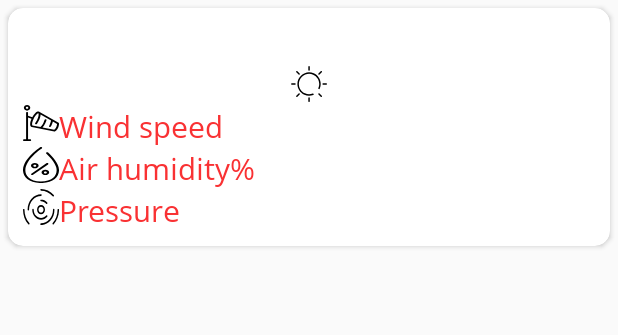
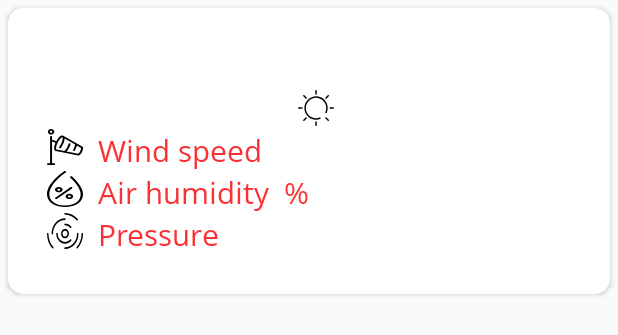
Before and after one commit to z0lk1n/NiceWeather, an Android app: the layout fragment_detail_weather.xml on its own in the app's theme, with its tools: preview values and no code run, on a phone screen of 412 x 824 dp. Shown: the top 335 px of the screen. Run offline under Robolectric (Android 15) with nearby library versions, the phone set to English and light mode, and no system bars.

```diff
--- a/app/src/main/java/online/z0lk1n/android/niceweather/MainActivity.java
+++ b/app/src/main/java/online/z0lk1n/android/niceweather/MainActivity.java
@@ -59,12 +59,12 @@ public class MainActivity extends AppCompatActivity implements FragmentNavigator
                 .findFragmentByTag(DetailWeatherFragment.NAME);
 
         if (detailWeatherFragment == null) {
-            detailWeatherFragment = DetailWeatherFragment.create("CITY");
+            detailWeatherFragment = new DetailWeatherFragment();
         }
 
         getFragmentManager()
                 .beginTransaction()
-                .replace(R.id.fragment_container, detailWeatherFragment, DetailWeatherFragment.NAME)
+                .add(R.id.fragment_container, detailWeatherFragment, DetailWeatherFragment.NAME)
                 .commit();
     }
 
@@ -119,7 +119,7 @@ public class MainActivity extends AppCompatActivity implements FragmentNavigator
                     .show(detailWeatherFragment)
                     .commit();
         } else {
-            detailWeatherFragment = DetailWeatherFragment.create("CITY");
+            detailWeatherFragment = new DetailWeatherFragment();
             getFragmentManager()
                     .beginTransaction()
                     .replace(R.id.fragment_container, detailWeatherFragment, SettingsFragment.NAME)
--- a/app/src/main/res/layout/fragment_detail_weather.xml
+++ b/app/src/main/res/layout/fragment_detail_weather.xml
@@ -14,6 +14,10 @@
         xmlns:app="http://schemas.android.com/apk/res-auto"
         android:layout_width="match_parent"
         android:layout_height="match_parent"
+        android:paddingBottom="@dimen/activity_vertical_margin"
+        android:paddingLeft="@dimen/activity_horizontal_margin"
+        android:paddingRight="@dimen/activity_horizontal_margin"
+        android:paddingTop="@dimen/activity_vertical_margin"
         android:layout_margin="@dimen/main_margin">
 
         <TextView
@@ -44,7 +48,8 @@
                 android:id="@+id/imgView_weather"
                 android:layout_width="wrap_content"
                 android:layout_height="wrap_content"
-                app:srcCompat="@drawable/ic_weather_sun" />
+                app:srcCompat="@drawable/ic_weather_sun"
+                android:layout_marginStart="@dimen/main_margin"/>
 
         </LinearLayout>
 
@@ -65,12 +70,14 @@
                 android:id="@+id/txtView_wind_speed_label"
                 android:layout_width="wrap_content"
                 android:layout_height="wrap_content"
-                android:text="@string/wind_speed" />
+                android:text="@string/wind_speed"
+                android:layout_marginStart="@dimen/main_margin"/>
 
             <TextView
                 android:id="@+id/txtView_wind_speed"
                 android:layout_width="wrap_content"
-                android:layout_height="wrap_content" />
+                android:layout_height="wrap_content"
+                android:layout_marginStart="@dimen/main_margin"/>
 
             <TextView
                 android:id="@+id/txtView_wind_speed_unit"
@@ -96,12 +103,14 @@
                 android:id="@+id/txtView_air_humidity_label"
                 android:layout_width="wrap_content"
                 android:layout_height="wrap_content"
-                android:text="@string/air_humidity" />
+                android:text="@string/air_humidity"
+                android:layout_marginStart="@dimen/main_margin"/>
 
             <TextView
                 android:id="@+id/txtView_air_humidity"
                 android:layout_width="wrap_content"
-                android:layout_height="wrap_content" />
+                android:layout_height="wrap_content"
+                android:layout_marginStart="@dimen/main_margin"/>
 
             <TextView
                 android:id="@+id/txtView_air_humidity_unit"
@@ -128,12 +137,14 @@
                 android:id="@+id/txtView_pressure_label"
                 android:layout_width="wrap_content"
                 android:layout_height="wrap_content"
-                android:text="@string/pressure" />
+                android:text="@string/pressure"
+                android:layout_marginStart="@dimen/main_margin"/>
 
             <TextView
                 android:id="@+id/txtView_pressure"
                 android:layout_width="wrap_content"
-                android:layout_height="wrap_content" />
+                android:layout_height="wrap_content"
+                android:layout_marginStart="@dimen/main_margin"/>
 
             <TextView
                 android:id="@+id/txtView_pressure_unit"
--- a/app/src/main/res/values/strings.xml
+++ b/app/src/main/res/values/strings.xml
@@ -33,7 +33,7 @@
     <string name="unit_m_s" translatable="false">m/s</string>
     <string name="unit_km_h" translatable="false">km/h</string>
     <string name="unit_pascal" translatable="false">hPa</string>
-    <string name="unit_torr" translatable="false">mm Hg</string>
+    <string name="unit_torr" translatable="false">mmHg</string>
 
     <string name="action_settings">Settings</string>
     <string name="communicate">Communicate</string>
@@ -49,4 +49,6 @@
     <string name="kilometers_per_hour">kilometers per hour</string>
     <string name="pascal">pascal</string>
     <string name="millimeter_of_mercury">millimeter of mercury</string>
+    <string name="open_weather_map_api_key">120b674ad2dc37f95bcf93bbb13becd2</string>
+    <string name="place_not_found">Place not found</string>
 </resources>
```
Also changed, not shown: app/src/main/AndroidManifest.xml (+4 -3 lines), app/src/main/java/online/z0lk1n/android/niceweather/ui/CitiesListFragment.java (+5 -2 lines), app/src/main/java/online/z0lk1n/android/niceweather/ui/DetailWeatherFragment.java (+97 -52 lines), app/src/main/java/online/z0lk1n/android/niceweather/util/CityPreference.java (added, +20 -0 lines), app/src/main/java/online/z0lk1n/android/niceweather/util/RequestMaker.java (added, +47 -0 lines).
